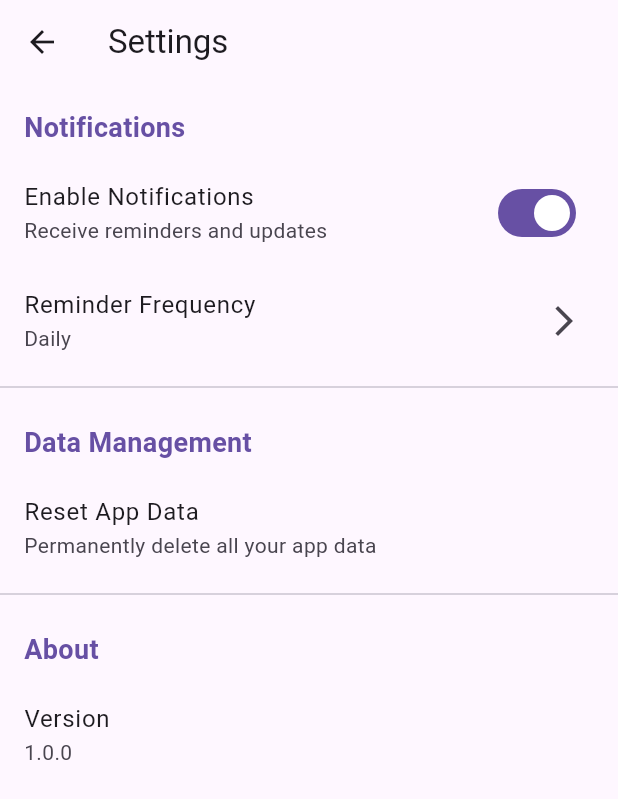
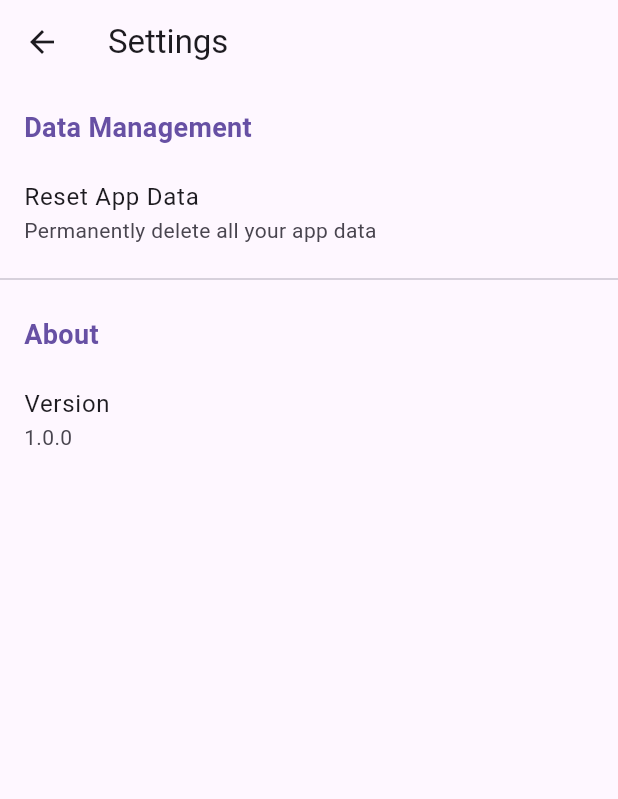
Before and after one commit to JulianH6975/MobileAppProject1, a Flutter app: the SettingsScreen screen opened directly, on a phone screen of 412 x 824 dp. Shown: the top 799 px of the screen. Run offline on Flutter 3.47's test engine with Material 3 defaults, Android fonts, the light colour scheme and no system bars.

Commit message:
Update settings_screen.dart

```diff
--- a/mobile_app_project_1/lib/settings_screen.dart
+++ b/mobile_app_project_1/lib/settings_screen.dart
@@ -20,25 +20,6 @@ class _SettingsScreenState extends State<SettingsScreen> {
       ),
       body: ListView(
         children: [
-          _buildSectionHeader('Notifications'),
-          SwitchListTile(
-            title: const Text('Enable Notifications'),
-            subtitle: const Text('Receive reminders and updates'),
-            value: _notifications,
-            onChanged: (value) {
-              setState(() {
-                _notifications = value;
-              });
-              // TODO: Implement notification handling
-            },
-          ),
-          ListTile(
-            title: const Text('Reminder Frequency'),
-            subtitle: Text(_reminderFrequency),
-            trailing: const Icon(Icons.arrow_forward_ios),
-            onTap: _showReminderFrequencyDialog,
-          ),
-          const Divider(),
           _buildSectionHeader('Data Management'),
           ListTile(
             title: const Text('Reset App Data'),
```
